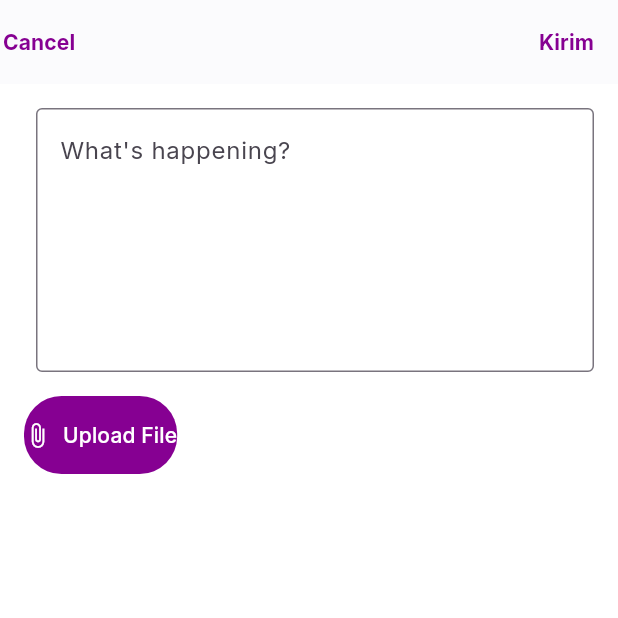
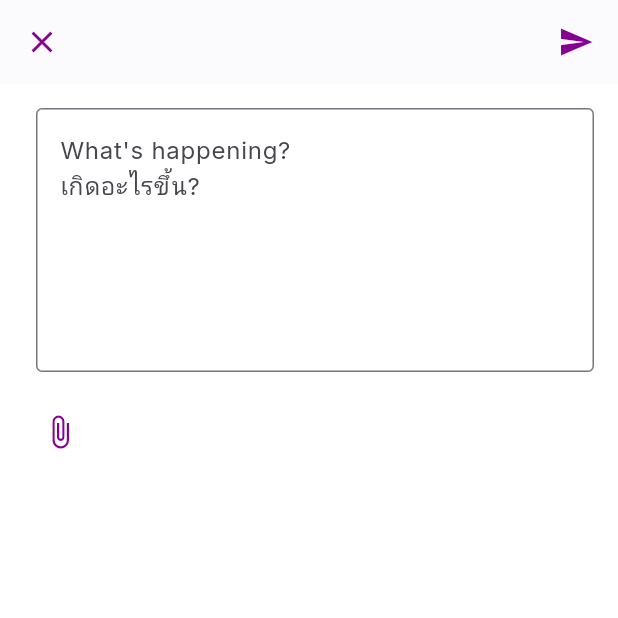
Before and after one commit to elsakti/speakuptsn, a Flutter app: the Home screen opened by its route, after a tap on the "edit" icon, on a phone screen of 412 x 824 dp, the top half of it. Run offline on Flutter 3.47's test engine with Material 3 defaults, Android fonts, the light colour scheme and no system bars; our stand-ins replace firebase_auth, firebase_core, go_router, google_fonts, google_sign_in; accounts and stored records are empty.

Commit message:
Revisi Homepage And PageForm

```diff
--- a/lib/pages/home.dart
+++ b/lib/pages/home.dart
@@ -9,7 +9,7 @@ class Home extends StatelessWidget {
     final reports = [
       {
         "name": "Martha Craig",
-        "handle": "@craig_love",
+        "handle": "",
         "time": "12h",
         "content":
             "Smoking on school grounds harms others and breaks the rules. Let’s remind each other and keep our school safe. 🙏\n#SmokeFreeSchool #StayHealthy",
@@ -17,7 +17,7 @@ class Home extends StatelessWidget {
       },
       {
         "name": "Maximilian",
-        "handle": "@maxjacobson",
+        "handle": "",
         "time": "3h",
         "content":
             "Whether it's physical, verbal, or online bullying is violence. Silence only helps the bully.",
@@ -25,7 +25,7 @@ class Home extends StatelessWidget {
       },
       {
         "name": "Tabitha Potter",
-        "handle": "@mis_potter",
+        "handle": "",
         "time": "14h",
         "content":
             "Secondhand smoke can severely impact students' developing lungs. Don’t ignore it—speak up and report it.\n#CleanEnvironment #StudentSafety",
@@ -33,7 +33,7 @@ class Home extends StatelessWidget {
       },
       {
         "name": "karenne",
-        "handle": "@karennne",
+        "handle": "",
         "time": "10h",
         "content":
             "A safe school starts with you.\nReport smoking. Report bullying.\nBe the voice for change. 📣\nTogether, we create a better space.\n#ReportToProtect #StudentVoices",
@@ -43,10 +43,7 @@ class Home extends StatelessWidget {
 
     return Scaffold(
       appBar: AppBar(
-        title: Image.asset(
-          'assets/images/tsn.jpg',
-          height: 40,
-        ),
+        title: Image.asset('assets/images/tsn.jpg', height: 50),
         centerTitle: true,
         backgroundColor: Colors.white,
         foregroundColor: Colors.black,
@@ -56,42 +53,54 @@ class Home extends StatelessWidget {
         itemCount: reports.length,
         itemBuilder: (context, index) {
           final report = reports[index];
-          return Card(
-            margin: const EdgeInsets.symmetric(horizontal: 10, vertical: 5),
-            child: Padding(
-              padding: const EdgeInsets.all(10.0),
+          return Column(
+            children: [
+              Padding(
+                padding: const EdgeInsets.symmetric(
+                  horizontal: 12,
+                  vertical: 10,
+                ),
                 child: Row(
                   crossAxisAlignment: CrossAxisAlignment.start,
                   children: [
                     const Icon(Icons.account_circle, size: 40),
-                  const SizedBox(width: 10),
+                    const SizedBox(width: 12),
                     Expanded(
                       child: Column(
                         crossAxisAlignment: CrossAxisAlignment.start,
                         children: [
-                        Text.rich(
-                          TextSpan(
-                            text: report['name'],
-                            style: const TextStyle(fontWeight: FontWeight.bold),
+                          // Nama, handle, dan waktu
+                          Row(
                             children: [
-                              TextSpan(
-                                text:
-                                    " ${report['handle']} · ${report['time']}",
+                              Text(
+                                report['name'] ?? '',
                                 style: const TextStyle(
-                                  fontWeight: FontWeight.normal,
+                                  fontWeight: FontWeight.bold,
+                                  fontSize: 14,
+                                ),
+                              ),
+                              const SizedBox(width: 4),
+                              Text(
+                                "${report['handle']} · ${report['time']}",
+                                style: const TextStyle(
                                   color: Color.fromRGBO(134, 0, 146, 1),
+                                  fontSize: 13,
                                 ),
                               ),
                             ],
                           ),
+                          const SizedBox(height: 4),
+                          // Konten
+                          Text(
+                            report['content'] ?? '',
+                            style: const TextStyle(fontSize: 14),
                           ),
-                        const SizedBox(height: 5),
-                        Text(report['content'] ?? ''),
                           const SizedBox(height: 8),
+                          // Komentar
                           Row(
                             children: [
                               const Icon(
-                              Icons.comment,
+                                Icons.chat_bubble_outline,
                                 size: 16,
                                 color: Color.fromRGBO(134, 0, 146, 1),
                               ),
@@ -100,6 +109,7 @@ class Home extends StatelessWidget {
                                 report['comments'].toString(),
                                 style: const TextStyle(
                                   color: Color.fromRGBO(134, 0, 146, 1),
+                                  fontSize: 13,
                                 ),
                               ),
                             ],
@@ -110,9 +120,12 @@ class Home extends StatelessWidget {
                   ],
                 ),
               ),
+              const Divider(height: 1, thickness: 0.5),
+            ],
           );
         },
       ),
+
       floatingActionButton: FloatingActionButton(
         onPressed: () {
           Navigator.push(
@@ -127,15 +140,12 @@ class Home extends StatelessWidget {
       ),
       bottomNavigationBar: BottomNavigationBar(
         selectedItemColor: const Color.fromRGBO(134, 0, 146, 1),
-        unselectedItemColor: Color.fromRGBO(134, 0, 146, 1),
+        unselectedItemColor: const Color.fromRGBO(134, 0, 146, 1),
         items: const [
+          BottomNavigationBarItem(icon: Icon(Icons.dashboard), label: 'Home'),
           BottomNavigationBarItem(
-            icon: Icon(Icons.dashboard),
-            label: 'Home',
-          ),
-          BottomNavigationBarItem(
-            icon: Icon(Icons.refresh),
-            label: 'Coming Soon',
+            icon: Icon(Icons.search),
+            label: 'Search',
           ),
         ],
       ),
--- a/lib/pages/upload_report_page.dart
+++ b/lib/pages/upload_report_page.dart
@@ -15,43 +15,23 @@ class _UploadReportPageState extends State<UploadReportPage> {
   Widget build(BuildContext context) {
     return Scaffold(
       appBar: AppBar(
-        leading: TextButton(
-          style: TextButton.styleFrom(
-            visualDensity: VisualDensity.compact,
-            padding: EdgeInsets.symmetric(horizontal: 2, vertical: 0),
-            alignment: Alignment.centerLeft,
-          ),
+        backgroundColor: Colors.white,
+        elevation: 0.5,
+        leading: IconButton(
+          padding: const EdgeInsets.symmetric(horizontal: 8),
+          icon: const Icon(Icons.close, color: Color.fromRGBO(134, 0, 146, 1)),
           onPressed: () => Navigator.pop(context),
-          child: const Text(
-            'Cancel',
-            style: TextStyle(
-              color: Color.fromRGBO(134, 0, 146, 1),
-              fontWeight: FontWeight.bold,
-            ),
-          ),
         ),
         actions: [
-          TextButton(
-            style: TextButton.styleFrom(
-              visualDensity: VisualDensity.compact,
-              padding: EdgeInsets.symmetric(horizontal: 16, vertical: 0),
-              alignment: Alignment.center,
-            ),
+          IconButton(
+            padding: const EdgeInsets.symmetric(horizontal: 16),
+            icon: const Icon(Icons.send, color: Color.fromRGBO(134, 0, 146, 1)),
             onPressed: () {
               // Simpan data laporan
               Navigator.pop(context);
             },
-            child: const Text(
-              'Kirim',
-              style: TextStyle(
-                color: Color.fromRGBO(134, 0, 146, 1),
-                fontWeight: FontWeight.bold,
-              ),
-            ),
           ),
         ],
-        backgroundColor: Colors.white,
-        elevation: 0.5,
       ),
       body: Padding(
         padding: const EdgeInsets.all(16.0),
@@ -66,7 +46,7 @@ class _UploadReportPageState extends State<UploadReportPage> {
                   child: TextField(
                     controller: _textController,
                     decoration: const InputDecoration(
-                      hintText: "What's happening?",
+                      hintText: "What's happening?\nเกิดอะไรขึ้น?",
                       border: OutlineInputBorder(),
                     ),
                     maxLines: 6,
@@ -74,10 +54,13 @@ class _UploadReportPageState extends State<UploadReportPage> {
                 ),
               ],
             ),
+
             const SizedBox(height: 16),
-            ElevatedButton.icon(
-              icon: const Icon(Icons.attach_file),
-              label: const Text('Upload File'),
+            IconButton(
+              icon: const Icon(
+                Icons.attach_file,
+                color: Color.fromRGBO(134, 0, 146, 1),
+              ),
               onPressed: () async {
                 setState(() {
                   _fileName = 'contoh_file.pdf';
```
Lines whose indentation alone changed are shown as unchanged.
